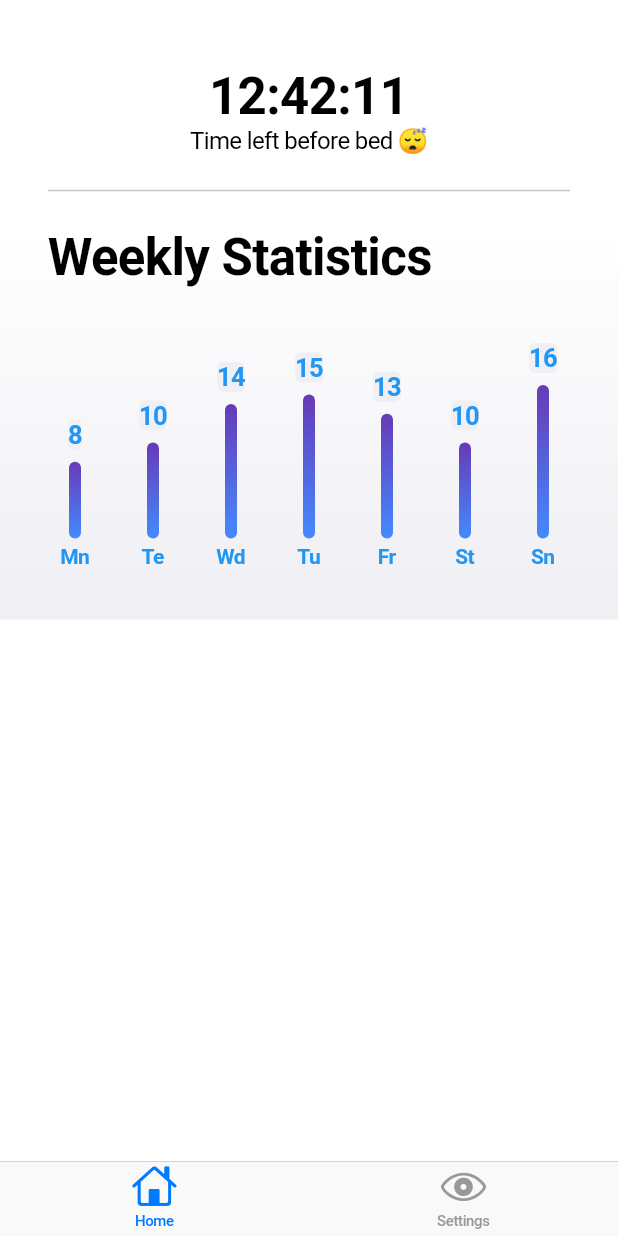
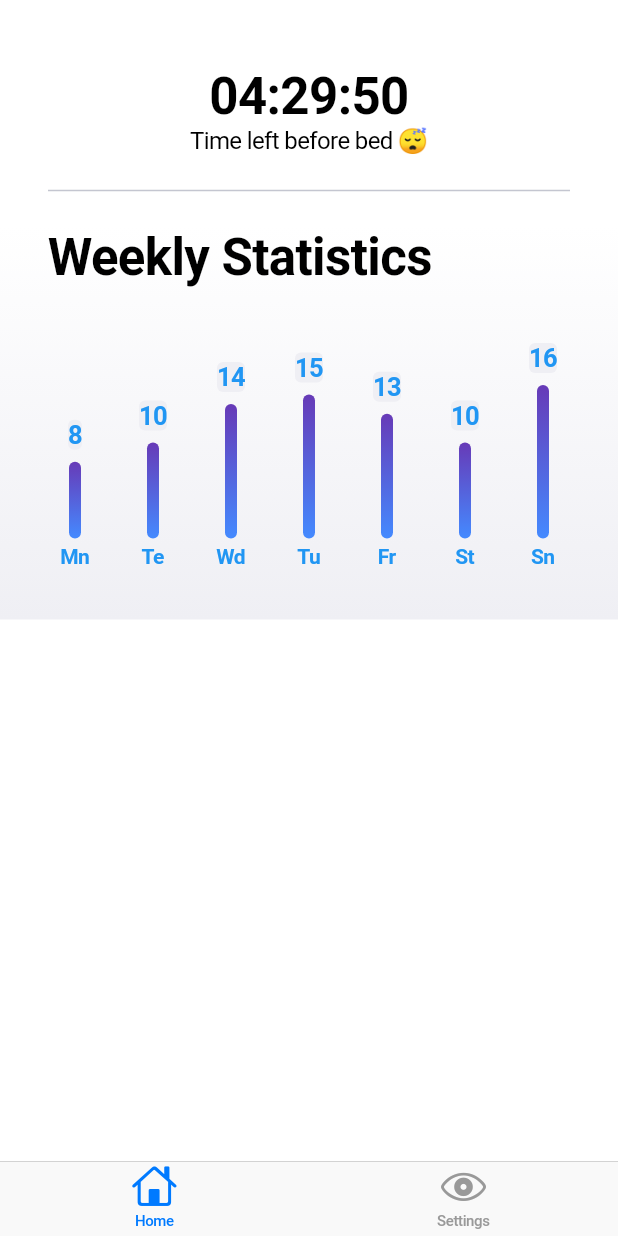
Before and after one commit to ChabanovX/sleep-tracker, a Flutter app: the screen it shows after launch, after a tap on "Home", on a phone screen of 412 x 824 dp. Run offline on Flutter 3.47's test engine with Material 3 defaults, Android fonts, the light colour scheme and no system bars; drawn by our look-alikes of fl_chart.

Commit message:
Added Timer andstarted developing provider.

```diff
--- a/sleep_tracker_app/lib/main.dart
+++ b/sleep_tracker_app/lib/main.dart
@@ -1,9 +1,10 @@
 import "package:flutter/cupertino.dart";
 import 'package:flutter/services.dart';
+import 'package:provider/provider.dart';
 
 import "package:sleep_tracker_app/ui/home_page.dart";
 import "package:sleep_tracker_app/ui/settings_page.dart";
-
+import "package:sleep_tracker_app/models/schedule.dart";
 
 int main() {
   // SystemChrome.setPreferredOrientations(
@@ -17,7 +18,11 @@
 
   @override
   Widget build(BuildContext context) {
-    return CupertinoApp(
+    return MultiProvider(
+      providers: [
+        ChangeNotifierProvider(create: (_) => FullSchedule()),
+      ],
+      child: CupertinoApp(
         debugShowCheckedModeBanner: false,
         theme: const CupertinoThemeData(
           brightness: Brightness.light,
@@ -42,6 +47,7 @@
             ][index];
           },
         ),
+      ),
     );
   }
 }
--- /dev/null
+++ b/sleep_tracker_app/lib/models/timer.dart
@@ -0,0 +1,78 @@
+import 'package:flutter/cupertino.dart';
+import 'package:sleep_tracker_app/data/styles.dart';
+import 'dart:async';
+
+class Countdown extends StatefulWidget {
+  const Countdown({super.key});
+
+  @override
+  State<Countdown> createState() => _CountdownState();
+}
+
+class _CountdownState extends State<Countdown> {
+  DateTime now = DateTime.now();
+  Duration sleepTime = Duration(hours: 15, minutes: 0, seconds: 0); // We get this
+  Duration duration = Duration();
+  Timer? timer;
+
+  @override
+  void initState() {
+    super.initState();
+
+    startTimer();
+    reset();
+  }
+
+  void reset() {
+    setState(
+      () {
+        int nowInSeconds = now.hour * 3600 + now.minute * 60 + now.second;
+        int timeLeft = sleepTime.inSeconds - nowInSeconds;
+        if (timeLeft < 0) {
+          timeLeft = 86400 - nowInSeconds + sleepTime.inSeconds;
+        }
+        duration = Duration(seconds: timeLeft);
+      },
+    );
+  }
+
+  void addTime() {
+    final addSeconds = -1;
+
+    setState(() {
+      final seconds = duration.inSeconds + addSeconds;
+      if (seconds < 0) {
+        duration = Duration(hours: 24);
+      } else {
+        duration = Duration(seconds: seconds);
+      }
+    });
+  }
+
+  void startTimer() {
+    timer = Timer.periodic(
+      Duration(seconds: 1),
+      (_) => addTime(),
+    );
+  }
+
+  @override
+  Widget build(BuildContext context) {
+    return SizedBox(
+      child: buildTime(),
+    );
+  }
+
+  Widget buildTime() {
+    String twoDigits(int n) => n.toString().padLeft(2, '0');
+    final hours = twoDigits(duration.inHours);
+    final minutes = twoDigits(duration.inMinutes.remainder(60));
+    final seconds = twoDigits(duration.inSeconds.remainder(60));
+
+    return Text(
+      '$hours:$minutes:$seconds',
+      style: Styles.titleBold,
+      textAlign: TextAlign.center,
+    );
+  }
+}
--- a/sleep_tracker_app/lib/ui/home_page.dart
+++ b/sleep_tracker_app/lib/ui/home_page.dart
@@ -3,7 +3,8 @@ import 'package:flutter/cupertino.dart';
 import 'package:flutter/material.dart';
 import 'package:sleep_tracker_app/data/styles.dart';
 
-import "package:sleep_tracker_app/test.dart";
+import "package:sleep_tracker_app/ui/graph.dart";
+import "package:sleep_tracker_app/models/timer.dart";
 
 class HomePage extends StatefulWidget {
   const HomePage({super.key});
@@ -27,8 +28,7 @@ class _HomePageState extends State<HomePage> {
             children: [
               const Column(
                 children: [
-                  Text("12:42:11",
-                      style: Styles.titleBold), // Should be logic with timer
+                  Countdown(), // Add from current timer
                   Text("Time left before bed 😴", style: Styles.subtitle),
                   SizedBox(height: 16.0),
                   Divider(
--- a/sleep_tracker_app/pubspec.yaml
+++ b/sleep_tracker_app/pubspec.yaml
@@ -36,6 +36,7 @@ dependencies:
   # Use with the CupertinoIcons class for iOS style icons.
   cupertino_icons: ^1.0.6
   fl_chart: ^0.68.0
+  provider: ^6.1.2
 
 dev_dependencies:
   flutter_test:
```
Also changed, not shown: sleep_tracker_app/lib/models/schedule.dart (+19 -9 lines), sleep_tracker_app/lib/ui/settings_page.dart (+12 -2 lines), sleep_tracker_app/lib/ui/graph.dart (renamed from sleep_tracker_app/lib/test.dart), sleep_tracker_app/pubspec.lock. Lines whose indentation alone changed are shown as unchanged.
